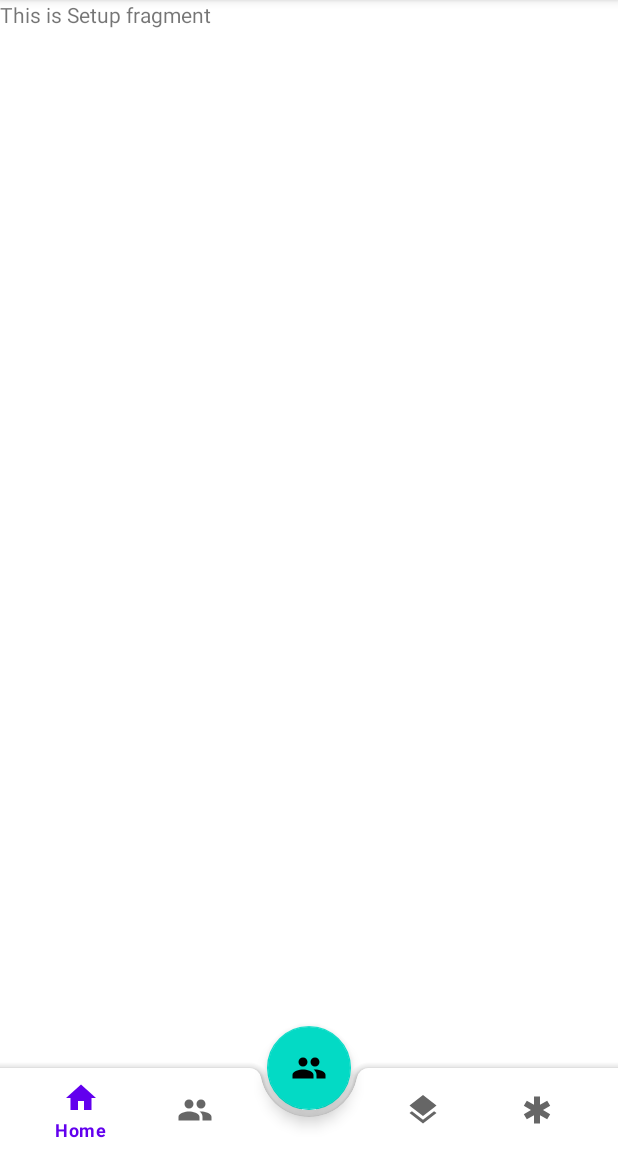
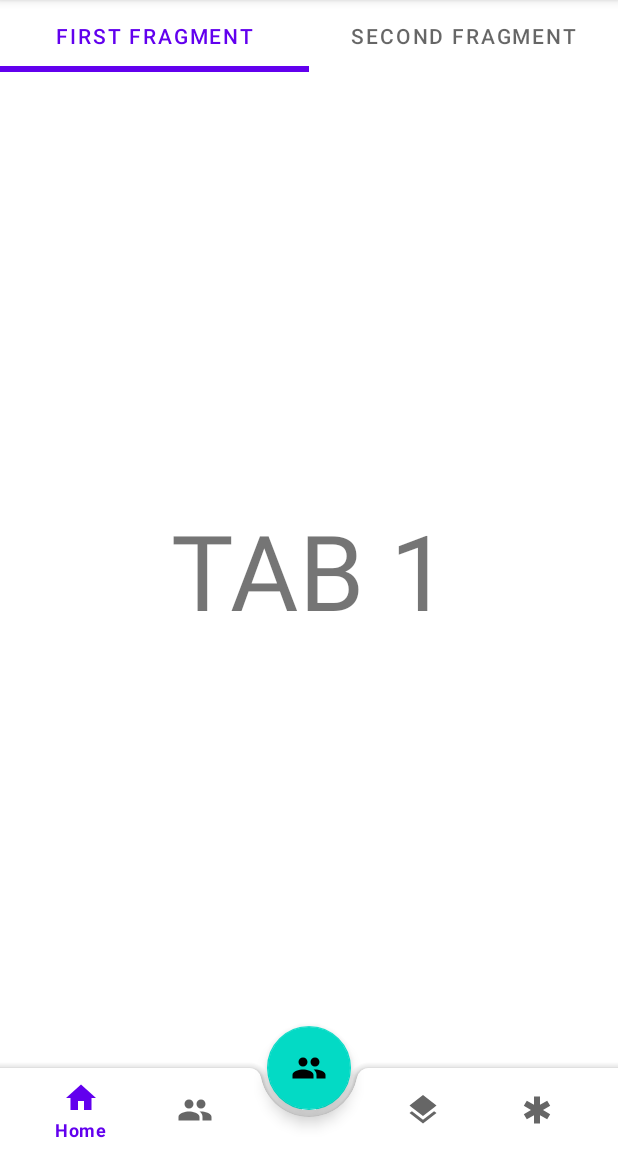
Before and after one commit to dvrkrvin/ReachOut, an Android app: the SetupFragment screen opened through its navigation route, on a phone screen of 412 x 824 dp, the part 84-1236 px from its top. Run offline under Robolectric (Android 15) with nearby library versions, the phone set to English and light mode, and no system bars.

Commit message:
Implemented setup tab slider

```diff
--- a/app/src/main/java/com/lincolnstewart/android/reachout/MainActivity.kt
+++ b/app/src/main/java/com/lincolnstewart/android/reachout/MainActivity.kt
@@ -21,11 +21,10 @@ class MainActivity : AppCompatActivity() {
         binding = ActivityMainBinding.inflate(layoutInflater)
         setContentView(binding.root)
 
-
-
         val navHostFragment = supportFragmentManager.findFragmentById(R.id.nav_host_fragment_activity_main) as NavHostFragment
         navController = navHostFragment.navController
 
+        // Wire up ReachOut button
         binding.fab.setOnClickListener {
             reachOut()
         }
--- a/app/src/main/java/com/lincolnstewart/android/reachout/ui/setup/SetupFragment.kt
+++ b/app/src/main/java/com/lincolnstewart/android/reachout/ui/setup/SetupFragment.kt
@@ -6,7 +6,14 @@ import androidx.fragment.app.Fragment
 import android.view.LayoutInflater
 import android.view.View
 import android.view.ViewGroup
+import androidx.navigation.fragment.findNavController
+import androidx.viewpager2.adapter.FragmentStateAdapter
+import androidx.viewpager2.widget.ViewPager2
+import com.google.android.material.tabs.TabLayout
+import com.google.android.material.tabs.TabLayoutMediator
 import com.lincolnstewart.android.reachout.R
+import com.lincolnstewart.android.reachout.ui.setup.tabs.ChildOneFragment
+import com.lincolnstewart.android.reachout.ui.setup.tabs.ChildTwoFragment
 
 class SetupFragment : Fragment(R.layout.fragment_setup) {
 
@@ -16,12 +23,43 @@ class SetupFragment : Fragment(R.layout.fragment_setup) {
 
     private lateinit var viewModel: SetupViewModel
 
-    override fun onCreateView(
-        inflater: LayoutInflater, container: ViewGroup?,
-        savedInstanceState: Bundle?
-    ): View? {
-        return inflater.inflate(R.layout.fragment_setup, container, false)
+    override fun onViewCreated(view: View, savedInstanceState: Bundle?) {
+        super.onViewCreated(view, savedInstanceState)
+
+        // Initialize the TabLayout and ViewPager2 views
+        val tabLayout = view.findViewById<TabLayout>(R.id.tabLayout)
+        val viewPager = view.findViewById<ViewPager2>(R.id.viewPager)
+
+        // Create a NavController instance
+        val navController = findNavController()
+
+        navController.addOnDestinationChangedListener { _, destination, _ ->
+            when (destination.id) {
+                R.id.childOneFragment -> viewPager.currentItem = 0
+                R.id.childTwoFragment -> viewPager.currentItem = 1
+                else -> {
+                    // hide the TabLayout if the current destination is not a child fragment
+                    tabLayout.visibility = View.VISIBLE
+                }
+            }
+            // show the TabLayout if the current destination is a child fragment
+            if (destination.parent?.id == R.id.miSetup) {
+                tabLayout.visibility = View.VISIBLE
+            }
+        }
+
+        // Connect the ViewPager2 to the NavController using a TabLayoutMediator
+        val tabLayoutMediator = TabLayoutMediator(tabLayout, viewPager) { tab, position ->
+            tab.text = when (position) {
+                0 -> "First Fragment"
+                1 -> "Second Fragment"
+                else -> ""
+            }
+        }
+        viewPager.adapter = ParentFragmentAdapter(this)
+        tabLayoutMediator.attach()
     }
+
 
     override fun onActivityCreated(savedInstanceState: Bundle?) {
         super.onActivityCreated(savedInstanceState)
@@ -30,3 +68,16 @@ class SetupFragment : Fragment(R.layout.fragment_setup) {
     }
 
 }
+
+class ParentFragmentAdapter(fragment: Fragment) : FragmentStateAdapter(fragment) {
+
+    override fun getItemCount() = 2 // number of fragments to display
+
+    override fun createFragment(position: Int): Fragment {
+        return when (position) {
+            0 -> ChildOneFragment()
+            1 -> ChildTwoFragment()
+            else -> throw IllegalArgumentException("Invalid position $position")
+        }
+    }
+}
--- /dev/null
+++ b/app/src/main/java/com/lincolnstewart/android/reachout/ui/setup/tabs/ChildOneFragment.kt
@@ -0,0 +1,35 @@
+package com.lincolnstewart.android.reachout.ui.setup.tabs
+
+import androidx.lifecycle.ViewModelProvider
+import android.os.Bundle
+import androidx.fragment.app.Fragment
+import android.view.LayoutInflater
+import android.view.View
+import android.view.ViewGroup
+import androidx.viewpager2.widget.ViewPager2
+import com.google.android.material.tabs.TabLayout
+import com.google.android.material.tabs.TabLayoutMediator
+import com.lincolnstewart.android.reachout.R
+
+class ChildOneFragment : Fragment() {
+
+    companion object {
+        fun newInstance() = ChildOneFragment()
+    }
+
+    private lateinit var viewModel: ChildOneViewModel
+
+    override fun onCreateView(
+        inflater: LayoutInflater, container: ViewGroup?,
+        savedInstanceState: Bundle?
+    ): View? {
+        return inflater.inflate(R.layout.fragment_child_one, container, false)
+    }
+
+    override fun onActivityCreated(savedInstanceState: Bundle?) {
+        super.onActivityCreated(savedInstanceState)
+        viewModel = ViewModelProvider(this).get(ChildOneViewModel::class.java)
+        // TODO: Use the ViewModel
+    }
+
+}
--- /dev/null
+++ b/app/src/main/java/com/lincolnstewart/android/reachout/ui/setup/tabs/ChildOneViewModel.kt
@@ -0,0 +1,7 @@
+package com.lincolnstewart.android.reachout.ui.setup.tabs
+
+import androidx.lifecycle.ViewModel
+
+class ChildOneViewModel : ViewModel() {
+    // TODO: Implement the ViewModel
+}
--- /dev/null
+++ b/app/src/main/res/drawable/indicator.xml
@@ -0,0 +1,6 @@
+<?xml version="1.0" encoding="utf-8"?>
+<shape xmlns:android="http://schemas.android.com/apk/res/android"
+    android:shape="rectangle">
+    <size android:height="4dp" />
+    <solid android:color="@color/white" />
+</shape>
--- /dev/null
+++ b/app/src/main/res/layout/fragment_child_one.xml
@@ -0,0 +1,15 @@
+<?xml version="1.0" encoding="utf-8"?>
+<FrameLayout xmlns:android="http://schemas.android.com/apk/res/android"
+    xmlns:tools="http://schemas.android.com/tools"
+    android:layout_width="match_parent"
+    android:layout_height="match_parent"
+    tools:context=".ui.setup.tabs.ChildOneFragment">
+
+    <TextView
+        android:layout_width="match_parent"
+        android:layout_height="match_parent"
+        android:text="TAB 1"
+        android:gravity="center"
+        android:textSize="70dp"/>
+
+</FrameLayout>
--- a/app/src/main/res/layout/fragment_setup.xml
+++ b/app/src/main/res/layout/fragment_setup.xml
@@ -1,8 +1,9 @@
 <?xml version="1.0" encoding="utf-8"?>
 <FrameLayout xmlns:android="http://schemas.android.com/apk/res/android"
+    xmlns:app="http://schemas.android.com/apk/res-auto"
     xmlns:tools="http://schemas.android.com/tools"
+    android:layout_height="match_parent"
     android:layout_width="match_parent"
-    android:layout_height="match_parent"
     tools:context=".ui.setup.SetupFragment">
 
     <TextView
@@ -10,4 +11,36 @@
         android:layout_height="match_parent"
         android:text="This is Setup fragment" />
 
+    <LinearLayout
+        android:layout_width="match_parent"
+        android:layout_height="match_parent"
+        android:orientation="vertical">
+
+        <com.google.android.material.tabs.TabLayout
+            android:id="@+id/tabLayout"
+            android:layout_width="match_parent"
+            android:layout_height="wrap_content"
+            app:tabIndicator="@drawable/indicator" />
+
+        <androidx.viewpager2.widget.ViewPager2
+            android:id="@+id/viewPager"
+            android:layout_width="match_parent"
+            android:layout_height="0dp"
+            android:layout_weight="1"/>
+
+        <androidx.coordinatorlayout.widget.CoordinatorLayout
+            android:layout_width="wrap_content"
+            android:layout_height="wrap_content">
+
+        <com.google.android.material.bottomappbar.BottomAppBar
+            android:id="@+id/bottomAppBar"
+            android:layout_width="match_parent"
+            android:layout_height="wrap_content"
+            android:layout_gravity="bottom"
+            app:layout_constraintBottom_toBottomOf="parent"/>
+
+        </androidx.coordinatorlayout.widget.CoordinatorLayout>
+
+    </LinearLayout>
+
 </FrameLayout>
--- a/app/src/main/res/navigation/mobile_navigation.xml
+++ b/app/src/main/res/navigation/mobile_navigation.xml
@@ -34,5 +34,15 @@
         android:name="com.lincolnstewart.android.reachout.ui.help.HelpFragment"
         android:label="@string/title_help"
         tools:layout="@layout/fragment_help" />
+    <fragment
+        android:id="@+id/childOneFragment"
+        android:name="com.lincolnstewart.android.reachout.ui.setup.tabs.ChildOneFragment"
+        android:label="fragment_child_one"
+        tools:layout="@layout/fragment_child_one" />
+    <fragment
+        android:id="@+id/childTwoFragment"
+        android:name="com.lincolnstewart.android.reachout.ui.setup.tabs.ChildTwoFragment"
+        android:label="fragment_child_two"
+        tools:layout="@layout/fragment_child_two" />
 
 </navigation>
--- a/app/src/main/res/values-night/themes.xml
+++ b/app/src/main/res/values-night/themes.xml
@@ -13,4 +13,9 @@
         <item name="android:statusBarColor">?attr/colorPrimaryVariant</item>
         <!-- Customize your theme here. -->
     </style>
+
+    <style name="ThemeOverlay.ReachOut.FullscreenContainer" parent="">
+        <item name="fullscreenBackgroundColor">@color/light_blue_900</item>
+        <item name="fullscreenTextColor">@color/light_blue_A400</item>
+    </style>
 </resources>
--- /dev/null
+++ b/app/src/main/res/values/attrs.xml
@@ -0,0 +1,6 @@
+<resources>
+    <declare-styleable name="FullscreenAttrs">
+        <attr name="fullscreenBackgroundColor" format="color" />
+        <attr name="fullscreenTextColor" format="color" />
+    </declare-styleable>
+</resources>
--- a/app/src/main/res/values/colors.xml
+++ b/app/src/main/res/values/colors.xml
@@ -7,4 +7,9 @@
     <color name="teal_700">#FF018786</color>
     <color name="black">#FF000000</color>
     <color name="white">#FFFFFFFF</color>
+    <color name="light_blue_600">#FF039BE5</color>
+    <color name="light_blue_900">#FF01579B</color>
+    <color name="light_blue_A200">#FF40C4FF</color>
+    <color name="light_blue_A400">#FF00B0FF</color>
+    <color name="black_overlay">#66000000</color>
 </resources>
--- a/app/src/main/res/values/strings.xml
+++ b/app/src/main/res/values/strings.xml
@@ -5,4 +5,6 @@
     <string name="title_resources">Resources</string>
     <string name="title_help">Help</string>
     <string name="title_reach">ReachOut</string>
+    <string name="dummy_button">Dummy Button</string>
+    <string name="dummy_content">DUMMY\nCONTENT</string>
 </resources>
--- a/app/src/main/res/values/themes.xml
+++ b/app/src/main/res/values/themes.xml
@@ -13,4 +13,9 @@
         <item name="android:statusBarColor">?attr/colorPrimaryVariant</item>
         <!-- Customize your theme here. -->
     </style>
+
+    <style name="ThemeOverlay.ReachOut.FullscreenContainer" parent="">
+        <item name="fullscreenBackgroundColor">@color/light_blue_600</item>
+        <item name="fullscreenTextColor">@color/light_blue_A200</item>
+    </style>
 </resources>
```
Also changed, not shown: app/src/main/java/com/lincolnstewart/android/reachout/ui/setup/tabs/ChildTwoFragment.kt (added, +35 -0 lines), app/src/main/java/com/lincolnstewart/android/reachout/ui/setup/tabs/ChildTwoViewModel.kt (added, +7 -0 lines), app/src/main/res/layout/fragment_child_two.xml (added, +15 -0 lines), app/src/main/res/values/styles.xml (added, +7 -0 lines).
